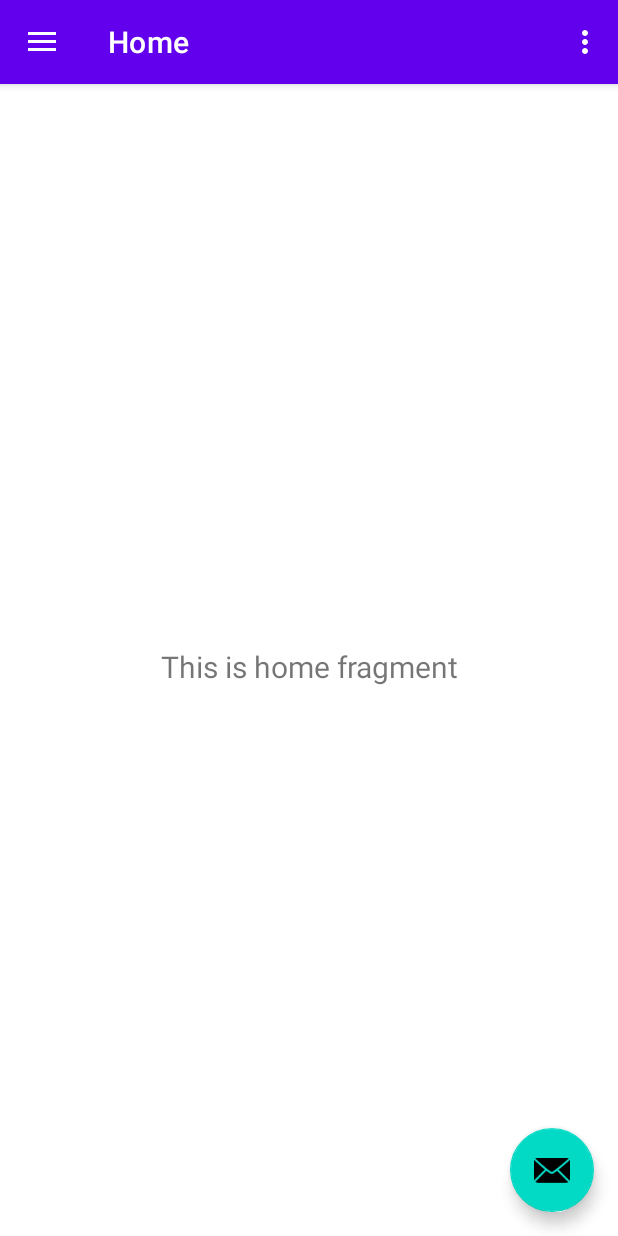
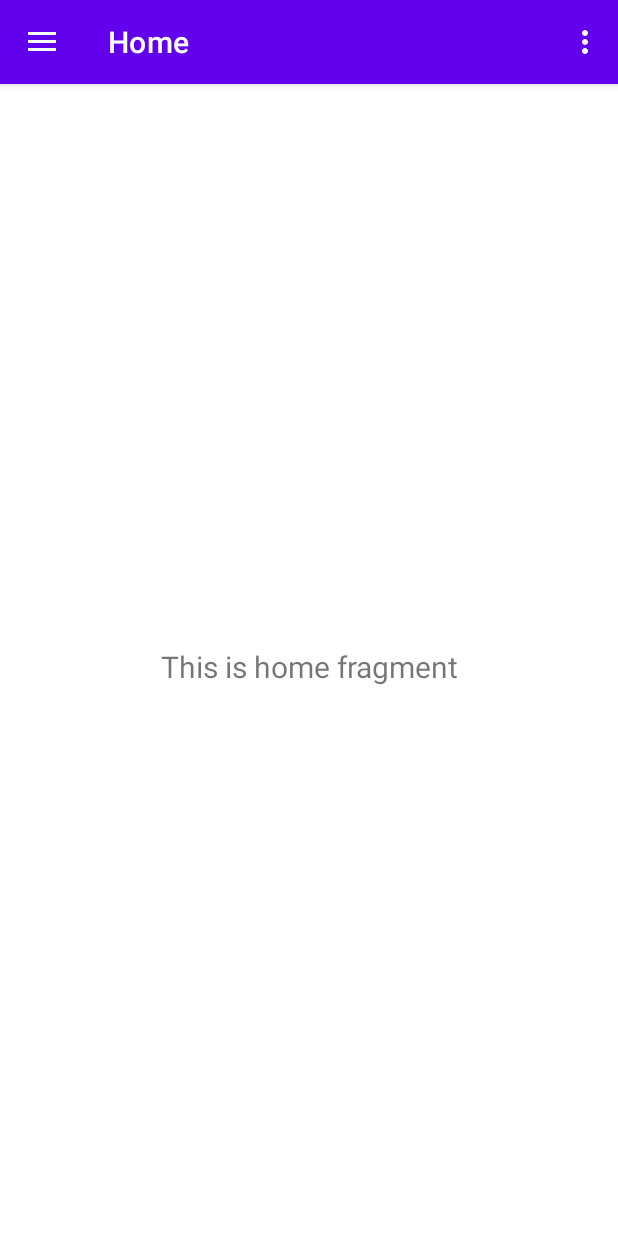
Before and after one commit to siddhawan/GameGuide, an Android app: the screen it shows after launch (MainActivity), on a phone screen of 412 x 824 dp. Run offline under Robolectric (Android 15) with nearby library versions, the phone set to English and light mode, and no system bars; our stand-ins replace navigation-ui.

Commit message:
CoMMIT-1.4

```diff
--- a/app/src/main/res/layout/app_bar_main.xml
+++ b/app/src/main/res/layout/app_bar_main.xml
@@ -28,6 +28,8 @@
         android:layout_height="wrap_content"
         android:layout_gravity="bottom|end"
         android:layout_margin="@dimen/fab_margin"
-        app:srcCompat="@android:drawable/ic_dialog_email" />
+        android:visibility="invisible"
+        app:srcCompat="@android:drawable/ic_dialog_email"
+        tools:visibility="invisible" />
 
 </androidx.coordinatorlayout.widget.CoordinatorLayout>
```
